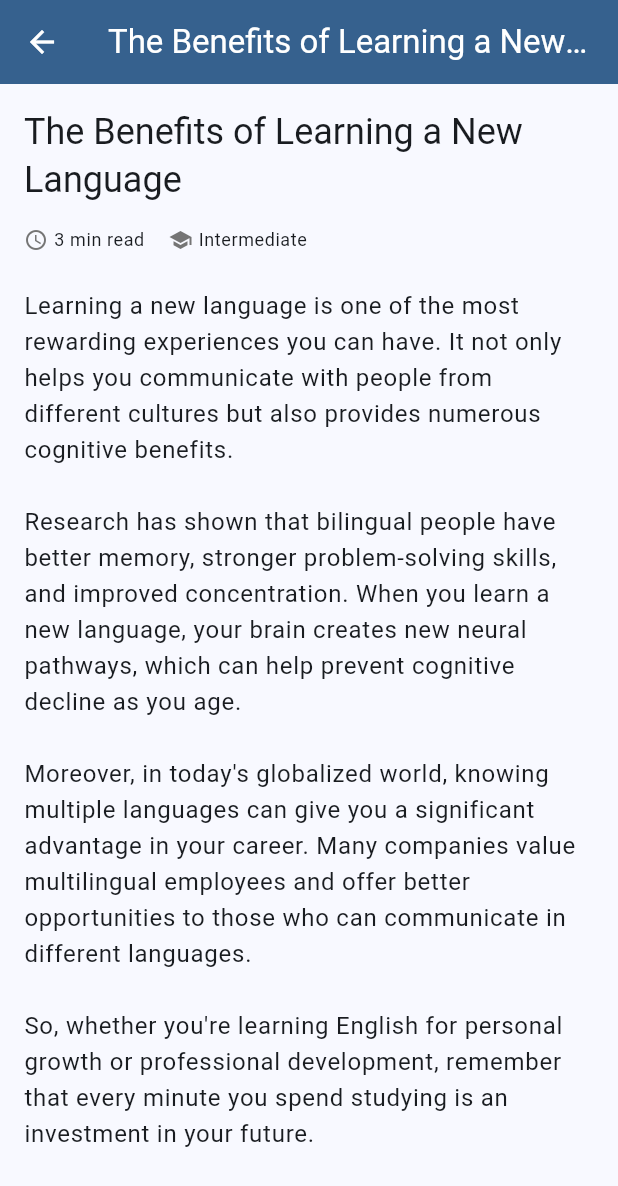
After one commit to wl-chase-1/english_learning_app, a Flutter app: the ArticlePage screen opened directly, after a tap on "The Benefits of Learning a New Language", on a phone screen of 412 x 824 dp. The commit adds this screen. Shown: the top 1186 px of the screen. Run offline on Flutter 3.47's test engine with Material 3 defaults, Android fonts, the phone set to English and light mode, and no system bars.

Commit message:
feat: add article page and integrate navigation from home page

```diff
--- a/lib/main.dart
+++ b/lib/main.dart
@@ -1,5 +1,7 @@
 import 'package:flutter/material.dart';
 import 'pages/vocabulary_page.dart';
+import 'pages/article_page.dart';
+import 'pages/grammar_page.dart';
 
 void main() {
   runApp(const MyApp());
@@ -55,11 +57,16 @@ class HomePage extends StatelessWidget {
             ),
             _buildFeatureCard(
               context,
-              icon: Icons.record_voice_over,
-              title: 'Speaking',
+              icon: Icons.article,
+              title: 'Article',
               color: Colors.green,
               onTap: () {
-                // TODO: Navigate to speaking practice page
+                Navigator.push(
+                  context,
+                  MaterialPageRoute(
+                    builder: (context) => const ArticlePage(),
+                  ),
+                );
               },
             ),
             _buildFeatureCard(
--- /dev/null
+++ b/lib/pages/article_page.dart
@@ -0,0 +1,209 @@
+import 'package:flutter/material.dart';
+
+class ArticlePage extends StatelessWidget {
+  const ArticlePage({super.key});
+
+  @override
+  Widget build(BuildContext context) {
+    return Scaffold(
+      appBar: AppBar(
+        title: const Text('Articles'),
+        backgroundColor: Theme.of(context).colorScheme.primary,
+        foregroundColor: Colors.white,
+      ),
+      body: ListView.builder(
+        itemCount: articles.length,
+        padding: const EdgeInsets.all(16.0),
+        itemBuilder: (context, index) {
+          return ArticleCard(article: articles[index]);
+        },
+      ),
+    );
+  }
+}
+
+class ArticleCard extends StatelessWidget {
+  final Article article;
+
+  const ArticleCard({super.key, required this.article});
+
+  @override
+  Widget build(BuildContext context) {
+    return Card(
+      margin: const EdgeInsets.only(bottom: 16.0),
+      child: InkWell(
+        onTap: () {
+          Navigator.push(
+            context,
+            MaterialPageRoute(
+              builder: (context) => ArticleDetailPage(article: article),
+            ),
+          );
+        },
+        child: Padding(
+          padding: const EdgeInsets.all(16.0),
+          child: Column(
+            crossAxisAlignment: CrossAxisAlignment.start,
+            children: [
+              Text(
+                article.title,
+                style: Theme.of(context).textTheme.titleLarge,
+              ),
+              const SizedBox(height: 8),
+              Text(
+                article.summary,
+                style: Theme.of(context).textTheme.bodyMedium,
+                maxLines: 2,
+                overflow: TextOverflow.ellipsis,
+              ),
+              const SizedBox(height: 8),
+              Row(
+                children: [
+                  Icon(
+                    Icons.access_time,
+                    size: 16,
+                    color: Colors.grey[600],
+                  ),
+                  const SizedBox(width: 4),
+                  Text(
+                    '${article.readingTime} min read',
+                    style: Theme.of(context).textTheme.bodySmall,
+                  ),
+                  const SizedBox(width: 16),
+                  Icon(
+                    Icons.school,
+                    size: 16,
+                    color: Colors.grey[600],
+                  ),
+                  const SizedBox(width: 4),
+                  Text(
+                    article.level,
+                    style: Theme.of(context).textTheme.bodySmall,
+                  ),
+                ],
+              ),
+            ],
+          ),
+        ),
+      ),
+    );
+  }
+}
+
+class ArticleDetailPage extends StatelessWidget {
+  final Article article;
+
+  const ArticleDetailPage({super.key, required this.article});
+
+  @override
+  Widget build(BuildContext context) {
+    return Scaffold(
+      appBar: AppBar(
+        title: Text(article.title),
+        backgroundColor: Theme.of(context).colorScheme.primary,
+        foregroundColor: Colors.white,
+      ),
+      body: SingleChildScrollView(
+        padding: const EdgeInsets.all(16.0),
+        child: Column(
+          crossAxisAlignment: CrossAxisAlignment.start,
+          children: [
+            Text(
+              article.title,
+              style: Theme.of(context).textTheme.headlineSmall,
+            ),
+            const SizedBox(height: 16),
+            Row(
+              children: [
+                Icon(
+                  Icons.access_time,
+                  size: 16,
+                  color: Colors.grey[600],
+                ),
+                const SizedBox(width: 4),
+                Text(
+                  '${article.readingTime} min read',
+                  style: Theme.of(context).textTheme.bodySmall,
+                ),
+                const SizedBox(width: 16),
+                Icon(
+                  Icons.school,
+                  size: 16,
+                  color: Colors.grey[600],
+                ),
+                const SizedBox(width: 4),
+                Text(
+                  article.level,
+                  style: Theme.of(context).textTheme.bodySmall,
+                ),
+              ],
+            ),
+            const SizedBox(height: 24),
+            Text(
+              article.content,
+              style: Theme.of(context).textTheme.bodyLarge,
+            ),
+          ],
+        ),
+      ),
+    );
+  }
+}
+
+class Article {
+  final String title;
+  final String summary;
+  final String content;
+  final int readingTime;
+  final String level;
+
+  const Article({
+    required this.title,
+    required this.summary,
+    required this.content,
+    required this.readingTime,
+    required this.level,
+  });
+}
+
+final List<Article> articles = [
+  Article(
+    title: 'The Benefits of Learning a New Language',
+    summary: 'Discover how learning a new language can improve your brain function and open up new opportunities.',
+    content: '''Learning a new language is one of the most rewarding experiences you can have. It not only helps you communicate with people from different cultures but also provides numerous cognitive benefits.
+
+Research has shown that bilingual people have better memory, stronger problem-solving skills, and improved concentration. When you learn a new language, your brain creates new neural pathways, which can help prevent cognitive decline as you age.
+
+Moreover, in today's globalized world, knowing multiple languages can give you a significant advantage in your career. Many companies value multilingual employees and offer better opportunities to those who can communicate in different languages.
+
+So, whether you're learning English for personal growth or professional development, remember that every minute you spend studying is an investment in your future.''',
+    readingTime: 3,
+    level: 'Intermediate',
+  ),
+  Article(
+    title: 'Tips for Effective English Communication',
+    summary: 'Learn practical tips to improve your English communication skills in daily situations.',
+    content: '''Effective communication in English requires more than just knowing grammar rules and vocabulary. Here are some practical tips to help you communicate more effectively:
+
+1. Listen actively: Pay attention to how native speakers express themselves.
+2. Practice regularly: Try to use English every day, even if just for a few minutes.
+3. Don't be afraid of making mistakes: They are a natural part of learning.
+4. Use simple words: Complex vocabulary isn't always better.
+5. Focus on clarity: Make sure your message is clear and concise.
+
+Remember, becoming fluent in English is a journey, not a destination. Take it one step at a time, and celebrate your progress along the way.''',
+    readingTime: 2,
+    level: 'Beginner',
+  ),
+  Article(
+    title: 'The Future of Language Learning',
+    summary: 'Explore how technology is changing the way we learn languages.',
+    content: '''The way we learn languages is rapidly evolving thanks to technological advances. From AI-powered language apps to virtual reality immersion experiences, the future of language learning looks incredibly promising.
+
+Artificial Intelligence can now provide personalized learning experiences, adapting to each student's pace and learning style. Virtual reality allows learners to practice their language skills in simulated real-world environments without the pressure of actual face-to-face interactions.
+
+As these technologies continue to develop, language learning will become more accessible, engaging, and effective. However, the fundamental principles of dedication, practice, and patience remain crucial for success in language acquisition.''',
+    readingTime: 4,
+    level: 'Advanced',
+  ),
+];
```
